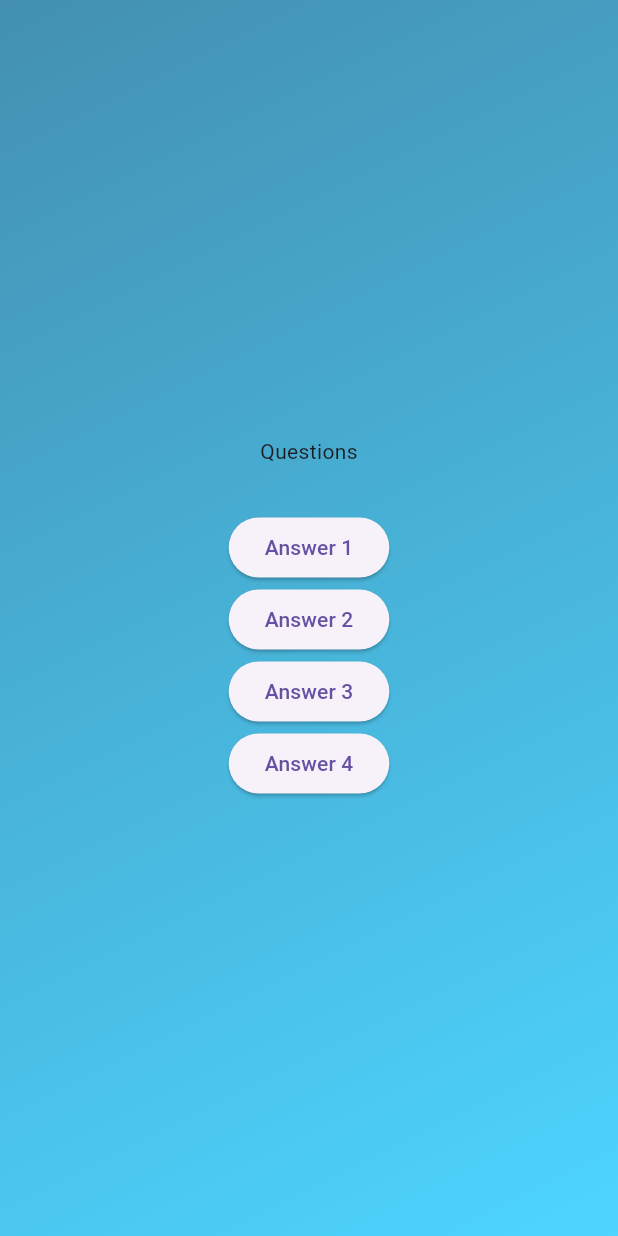
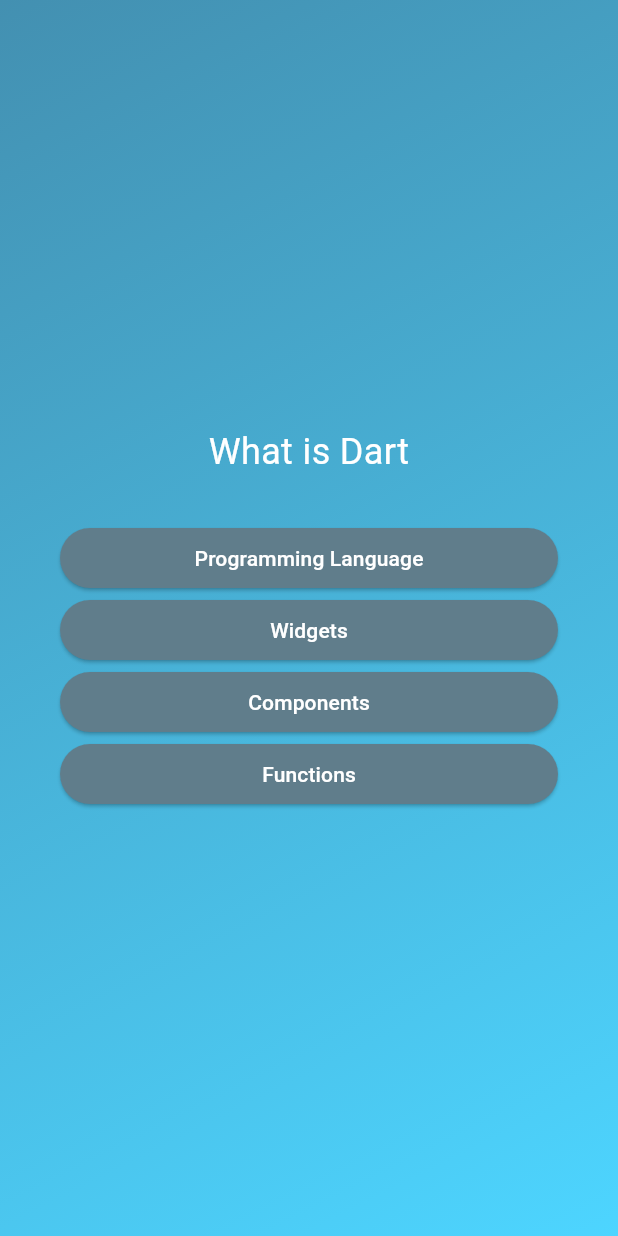
Before and after one commit to Education-cite/Quiz_App, a Flutter app: the screen it shows after launch, after a tap on "Click", on a phone screen of 412 x 824 dp. Run offline on Flutter 3.47's test engine with Material 3 defaults, Android fonts, the phone set to English and light mode, and no system bars.

Commit message:
margin and padding

```diff
--- /dev/null
+++ b/lib/answer_button.dart
@@ -0,0 +1,26 @@
+import 'package:flutter/material.dart';
+
+class AnswerButton extends StatelessWidget {
+  const AnswerButton({
+    super.key,
+    required this.buttonText,
+    required this.onTap,
+  });
+  final String buttonText;
+  final void Function() onTap;
+
+  @override
+  Widget build(BuildContext context) {
+    // TODO: implement build
+    return ElevatedButton(
+      onPressed: () {},
+      style: ElevatedButton.styleFrom(
+        padding: EdgeInsets.symmetric(horizontal: 40, vertical: 10),
+        backgroundColor: Colors.blueGrey,
+        foregroundColor: Colors.white,
+        shape: RoundedRectangleBorder(borderRadius: BorderRadius.circular(40)),
+      ),
+      child: Text(buttonText),
+    );
+  }
+}
--- a/lib/questions_screen.dart
+++ b/lib/questions_screen.dart
@@ -1,5 +1,7 @@
 import 'package:flutter/material.dart';
 import 'package:flutter/widgets.dart';
+import 'package:quiz_app/answer_button.dart';
+import 'package:quiz_app/data/questions.dart';
 
 class QuestionsScreen extends StatefulWidget {
   const QuestionsScreen({super.key});
@@ -12,19 +14,32 @@ class QuestionsScreen extends StatefulWidget {
 class _QuestionsScreenState extends State<QuestionsScreen> {
   @override
   Widget build(context) {
+    final currentQuestions = questions[0];
+
     return SizedBox(
       width: double.infinity,
-      child: Column(
-        //  crossAxisAlignment: CrossAxisAlignment.stretch,
-        mainAxisAlignment: MainAxisAlignment.center,
-        children: [
-          Text('Questions'),
-          SizedBox(height: 30),
-          ElevatedButton(onPressed: () {}, child: Text('Answer 1')),
-          ElevatedButton(onPressed: () {}, child: Text('Answer 2')),
-          ElevatedButton(onPressed: () {}, child: Text('Answer 3')),
-          ElevatedButton(onPressed: () {}, child: Text('Answer 4')),
-        ],
+      child: Container(
+        margin: EdgeInsets.all(40),
+        child: Column(
+          crossAxisAlignment: CrossAxisAlignment.stretch,
+          mainAxisAlignment: MainAxisAlignment.center,
+          children: [
+            Text(
+              currentQuestions.questionText,
+              style: TextStyle(fontSize: 24.0, color: Colors.white),
+              textAlign: TextAlign.center,
+            ),
+            SizedBox(height: 30),
+            ...currentQuestions.answers.map((answer) {
+              return AnswerButton(buttonText: answer, onTap: () {});
+            }),
+
+            // AnswerButton(buttonText: currentQuestions.answers[0], onTap: () {}),
+            // AnswerButton(buttonText: currentQuestions.answers[1], onTap: () {}),
+            // AnswerButton(buttonText: currentQuestions.answers[2], onTap: () {}),
+            // AnswerButton(buttonText: currentQuestions.answers[3], onTap: () {}),
+          ],
+        ),
       ),
     );
   }
```
